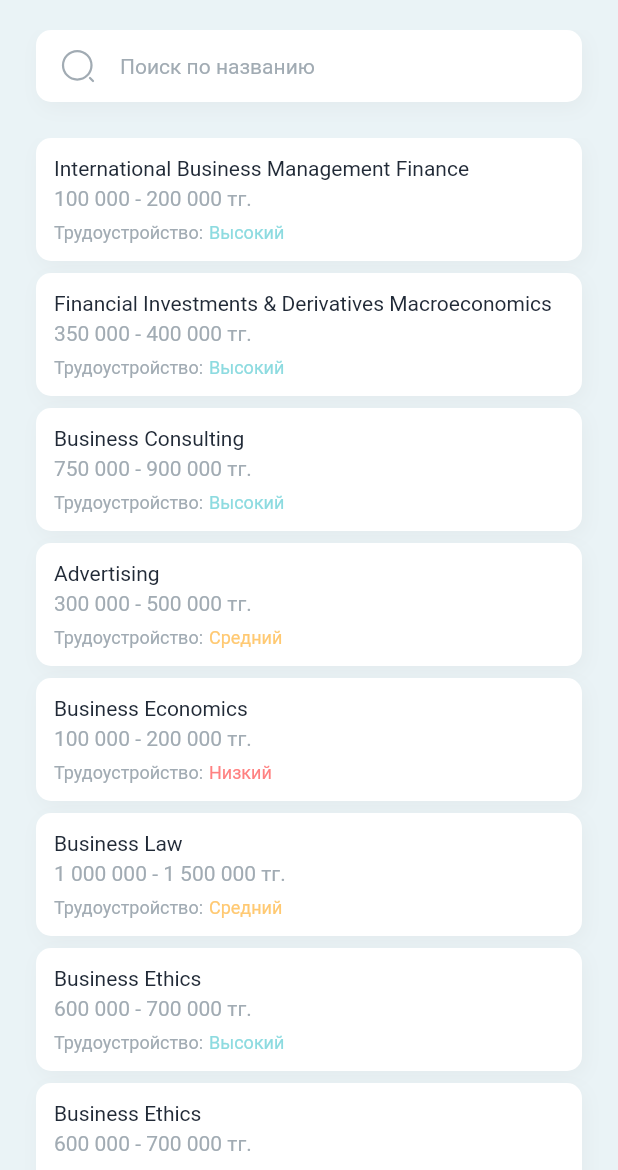
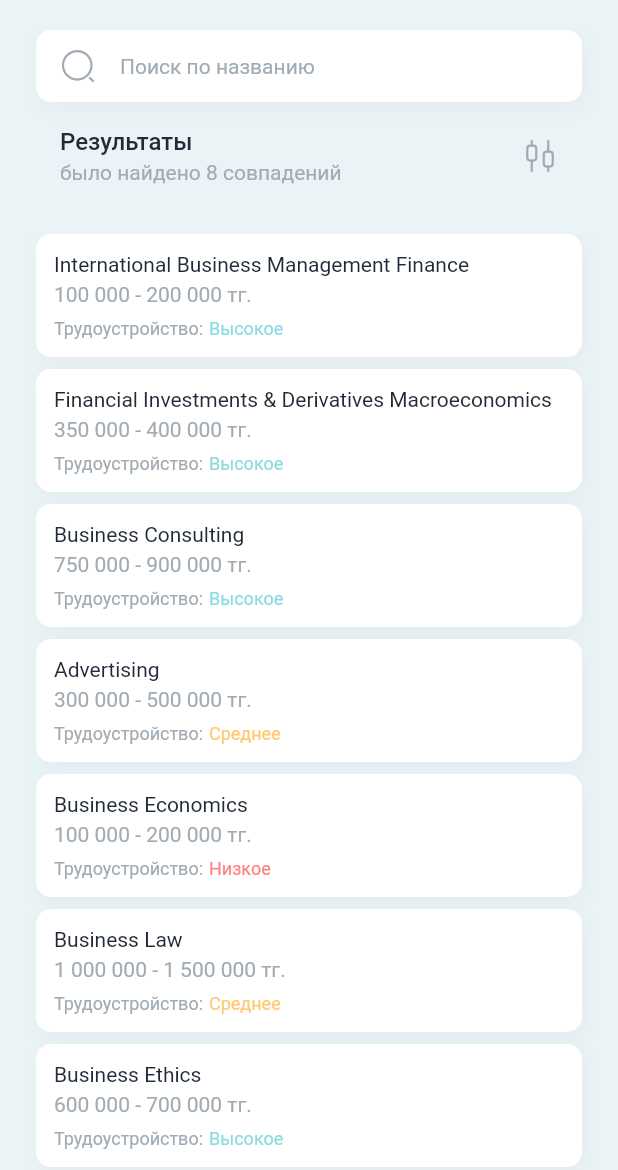
Before and after one commit to TrueVocation/true_vocation_mobile, a Flutter app: the screen it shows after launch, after a tap on "Специальности", on a phone screen of 412 x 824 dp, the part 66-1236 px from its top. Run offline on Flutter 3.47's test engine with Material 2 defaults, Android fonts, the phone set to English and light mode, and no system bars; our stand-ins replace dio, flutter_svg; network calls fail.

Commit message:
some changes

```diff
--- /dev/null
+++ b/lib/domain/model/regions.dart
@@ -0,0 +1,5 @@
+class Region {
+  final String name;
+
+  Region(this.name);
+}
--- /dev/null
+++ b/lib/domain/model/single_notifier.dart
@@ -0,0 +1,14 @@
+import 'package:flutter/material.dart';
+import 'package:true_vocation_mobile/domain/model/regions.dart';
+
+class SingleNotifier extends ChangeNotifier {
+  late Region _currentRegion;
+  SingleNotifier();
+  Region get currentCountry => _currentRegion;
+  updateCountry(Region value) {
+    if (value != _currentRegion) {
+      _currentRegion = value;
+      notifyListeners();
+    }
+  }
+}
--- a/lib/main.dart
+++ b/lib/main.dart
@@ -1,7 +1,13 @@
 import 'package:flutter/material.dart';
+import 'package:provider/provider.dart';
+import 'package:true_vocation_mobile/domain/model/single_notifier.dart';
 
 import 'internal/application.dart';
 
 void main() {
-  runApp(const Application());
+  runApp(MultiProvider(
+    providers: [ChangeNotifierProvider<SingleNotifier>(create: (_) => SingleNotifier(),)
+    ],
+    child: const Application(),
+  ));
 }
--- a/lib/presentation/speciality/speciality_main_page.dart
+++ b/lib/presentation/speciality/speciality_main_page.dart
@@ -1,7 +1,11 @@
 import 'package:flutter/material.dart';
+import 'package:provider/provider.dart';
+import 'package:true_vocation_mobile/domain/model/regions.dart';
+import 'package:true_vocation_mobile/domain/model/single_notifier.dart';
 import 'package:true_vocation_mobile/domain/model/speciality.dart';
 import 'package:true_vocation_mobile/presentation/templates/appbar_template.dart';
 import 'package:true_vocation_mobile/presentation/templates/container_custom_template.dart';
+import 'package:true_vocation_mobile/presentation/templates/custom_dialog_template.dart';
 import 'package:true_vocation_mobile/presentation/templates/custom_svg_icon.dart';
 import 'package:true_vocation_mobile/presentation/templates/page_with_scroll_template.dart';
 import 'package:true_vocation_mobile/utils/colors.dart';
@@ -16,16 +20,20 @@ class MainSpecialityPage extends StatefulWidget {
 
 class _MainSpecialityPageState extends State<MainSpecialityPage> {
   List<Speciality> list = [
-    Speciality("International Business Management	Finance",
-        '100 000 - 200 000 тг.', 'Высокий'),
-    Speciality("Financial Investments & Derivatives	Macroeconomics",
-        '350 000 - 400 000 тг.', 'Высокий'),
-    Speciality("Business Consulting", '750 000 - 900 000 тг.', 'Высокий'),
-    Speciality("Advertising", '300 000 - 500 000 тг.', 'Средний'),
-    Speciality("Business Economics", '100 000 - 200 000 тг.', 'Низкий'),
-    Speciality("Business Law", '1 000 000 - 1 500 000 тг.', 'Средний'),
-    Speciality("Business Ethics", '600 000 - 700 000 тг.', 'Высокий'),
-    Speciality("Business Ethics", '600 000 - 700 000 тг.', 'Высокий'),
+    Speciality("International Business Management	Finance", '100 000 - 200 000 тг.', 'Высокое'),
+    Speciality("Financial Investments & Derivatives	Macroeconomics", '350 000 - 400 000 тг.', 'Высокое'),
+    Speciality("Business Consulting", '750 000 - 900 000 тг.', 'Высокое'),
+    Speciality("Advertising", '300 000 - 500 000 тг.', 'Среднее'),
+    Speciality("Business Economics", '100 000 - 200 000 тг.', 'Низкое'),
+    Speciality("Business Law", '1 000 000 - 1 500 000 тг.', 'Среднее'),
+    Speciality("Business Ethics", '600 000 - 700 000 тг.', 'Высокое'),
+    Speciality("Business Ethics", '600 000 - 700 000 тг.', 'Высокое'),
+  ];
+
+  final List<Region> regions = [
+    Region('Алматы'),
+    Region('Нур-Султан'),
+    Region('Шымкент'),
   ];
 
   @override
@@ -41,8 +49,10 @@ class _MainSpecialityPageState extends State<MainSpecialityPage> {
         mainAxisSize: MainAxisSize.max,
         children: [
           Padding(
-            padding: const EdgeInsets.only(left: 24, right: 24, bottom: 24),
-            child: CustomContainer(
+            padding: const EdgeInsets.symmetric(horizontal: 24),
+            child: Column(
+              children: [
+                CustomContainer(
                   borderRadius: const BorderRadius.all(Radius.circular(10)),
                   child: Padding(
                     padding: const EdgeInsets.symmetric(horizontal: 16),
@@ -63,6 +73,58 @@ class _MainSpecialityPageState extends State<MainSpecialityPage> {
                           disabledBorder: InputBorder.none),
                     ),
                   ),
+                ),
+                Padding(
+                  padding: const EdgeInsets.only(bottom: 16),
+                  child: ListTile(
+                    title: Text(
+                      'Результаты',
+                      style: TextStyle(color: AppColors.blackColor, fontWeight: FontWeight.w500),
+                    ),
+                    subtitle: Text(
+                      'было найдено ' + list.length.toString() + ' совпадений',
+                      style: TextStyle(
+                        color: AppColors.greyColor,
+                        fontWeight: FontWeight.normal
+                      ),
+                    ),
+                    trailing: GestureDetector(
+                      onTap: (){
+                        showDialog(
+                            context: context,
+                            builder: (context){
+                              var _singleNotifier = Provider.of<SingleNotifier>(context);
+                              return CustomDialog(
+                                child: Column(
+                                  children: [
+                                    ListView.builder(
+                                      physics: const NeverScrollableScrollPhysics(),
+                                      padding: const EdgeInsets.symmetric(vertical: 8),
+                                      shrinkWrap: true,
+                                      itemCount: regions.length,
+                                      itemBuilder: (BuildContext context, int regionIndex) {
+                                        final region = regions[regionIndex];
+                                        return Column(
+                                          children: [
+                                            _buildItem(region.name, regionIndex, _singleNotifier)
+                                          ],
+                                        );
+                                      },
+                                    ),
+                                  ],
+                                ),
+                              );
+                        },
+                        );
+                      },
+                      child: CustomSvgIcon(
+                        preset: AppIcons.filter,
+                        color: AppColors.greyColor,
+                      ),
+                    ),
+                  ),
+                )
+              ],
             ),
           ),
           getSpeciality(),
@@ -168,11 +230,31 @@ class _MainSpecialityPageState extends State<MainSpecialityPage> {
     );
   }
 
+  Widget _buildItem(String name, var regionIndex, _singleNotifier) {
+    return RadioListTile<int>(
+      title: Text(
+        name,
+        style: const TextStyle(
+            fontSize: 14,
+            fontWeight: FontWeight.normal
+        ),
+      ),
+      activeColor: AppColors.blueColor,
+      value: regionIndex,
+      groupValue: _singleNotifier.currentRegion,
+      onChanged: (value) {
+        setState(() {
+
+        });
+      },
+    );
+  }
+
   Color getColor(String value) {
     switch (value) {
-      case 'Низкий':
+      case 'Низкое':
         return AppColors.redColor;
-      case 'Средний':
+      case 'Среднее':
         return AppColors.yellowColor;
       default:
         return AppColors.greenColor;
--- a/lib/utils/icons.dart
+++ b/lib/utils/icons.dart
@@ -7,4 +7,5 @@ class AppIcons {
   static String backArrow = "back_arrow.svg";
   static String backArrow2 = "back_arrow2.svg";
   static String search = "search.svg";
+  static String filter = "filter.svg";
 }
--- a/pubspec.yaml
+++ b/pubspec.yaml
@@ -33,6 +33,7 @@ dependencies:
   bloc: ^8.0.0
   flutter_bloc: ^8.0.0
   clip_shadow: any
+  provider: ^6.0.0
 
   # The following adds the Cupertino Icons font to your application.
   # Use with the CupertinoIcons class for iOS style icons.
```
Also changed, not shown: lib/presentation/templates/custom_dialog_template.dart (added, +31 -0 lines), assets/icons/filter.svg (added), pubspec.lock, 1 other file. Lines whose indentation alone changed are shown as unchanged.
